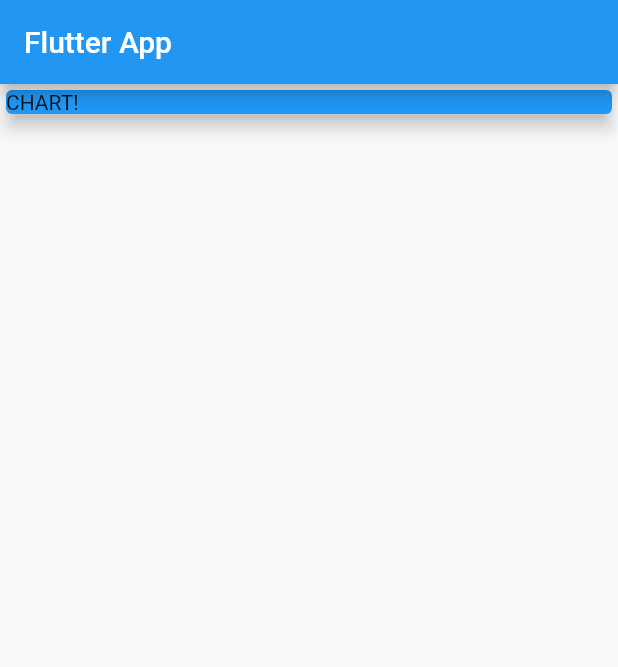
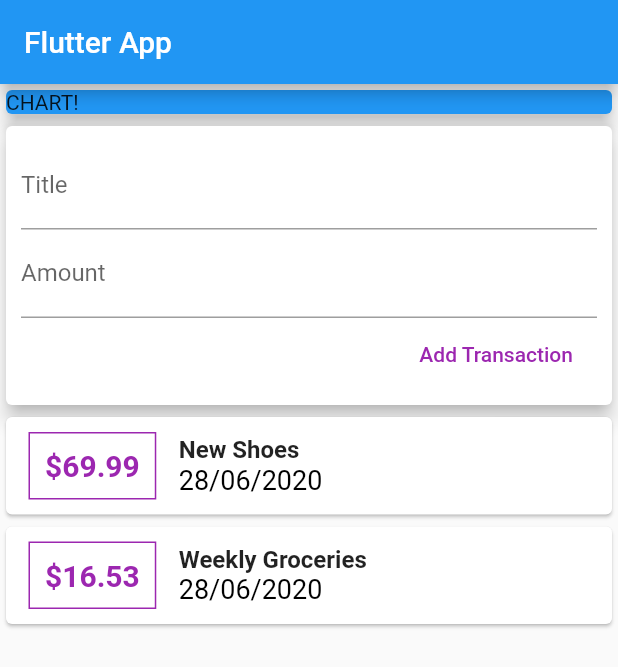
Before and after one commit to sunroadR/personal_expenses_tutorial2, a Flutter app: the screen it shows after launch, on a phone screen of 412 x 824 dp. Shown: the top 667 px of the screen. Run offline on Flutter 3.47's test engine with Material 2 defaults, Android fonts, the phone set to English and light mode, and no system bars.

Commit message:
legger til item til list

```diff
--- a/lib/main.dart
+++ b/lib/main.dart
@@ -1,4 +1,7 @@
 import 'package:flutter/material.dart';
+import 'package:personalexpensestutorial2/widgets/new_transaction.dart';
+import 'package:personalexpensestutorial2/widgets/transaction_list.dart';
+import 'package:personalexpensestutorial2/widgets/user_transactions.dart';
 
 
 void main() {
@@ -43,6 +46,7 @@ class MyHomePage extends StatelessWidget {
             ),
           ),
 
+           UserTransactions(),
               ],
           ),
 
--- a/lib/widgets/new_transaction.dart
+++ b/lib/widgets/new_transaction.dart
@@ -1,10 +1,15 @@
 
 import 'package:flutter/material.dart';
+import './user_transactions.dart';
 
-class NewTraction extends StatelessWidget{
+class NewTransaction extends StatelessWidget{
+
+  final Function addTx;
 
   final titleController = TextEditingController();
   final amountController = TextEditingController();
+
+   NewTransaction(this.addTx);
 
 
   @override
@@ -38,6 +43,10 @@ class NewTraction extends StatelessWidget{
 
     textColor: Colors.purple,
     onPressed: () {
+
+      addTx(titleController.text, double.parse(amountController.text)
+      );
+
     print(titleController.text);
     print(amountController.text);
 
--- a/lib/widgets/transaction_list.dart
+++ b/lib/widgets/transaction_list.dart
@@ -9,16 +9,16 @@ import '../models/transaction.dart';
 class TransactionList extends StatelessWidget {
 
 
-   List<Transaction> _userTransactions;
+   final List<Transaction> transactions;
 
-  TransactionList (this._userTransactions);
+  TransactionList (this.transactions);
 
 
 
   @override
   Widget build(BuildContext context) {
     return  Column(
-      children: _userTransactions.map((tx) {
+      children: transactions.map((tx) {
         return Card(
             child: Row(
               children: <Widget>[
--- a/lib/widgets/user_transactions.dart
+++ b/lib/widgets/user_transactions.dart
@@ -4,41 +4,41 @@ import './transaction_list.dart';
 
 import './new_transaction.dart';
 
-class UserTransactions extends StatefulWidget{
+class UserTransactions extends StatefulWidget {
   @override
   _UserTransactionsState createState() => _UserTransactionsState();
-
-
-
-
 }
 
-class _UserTransactionsState extends State<UserTransactions>{
-  final List<Transaction> _userTransactions =[
+class _UserTransactionsState extends State<UserTransactions> {
+  List<Transaction> _userTransactions = [
     Transaction(
-        id: 't1',
-        title: 'New Shoes',
-        amount: 69.99,
-        date: DateTime.now()
-    ),
+        id: 't1', title: 'New Shoes', amount: 69.99, date: DateTime.now()),
     Transaction(
         id: 't2',
         title: 'Weekly Groceries',
         amount: 16.53,
-        date: DateTime.now()
-    )
+        date: DateTime.now())
+  ];
 
-  ];
+  void _addNewTransaction(String txTitle, double txAmount) {
+    final newtx = Transaction(
+        title: txTitle,
+        amount: txAmount,
+        date: DateTime.now(),
+        id: DateTime.now().toString());
+
+    setState(() {
+      _userTransactions.add(newtx);
+    });
+  }
 
   @override
   Widget build(BuildContext context) {
-    return  Column(
+    return Column(
       children: <Widget>[
-        NewTraction(),
+      NewTransaction(_addNewTransaction),
         TransactionList(_userTransactions),
       ],
     );
-
   }
-
 }
```
